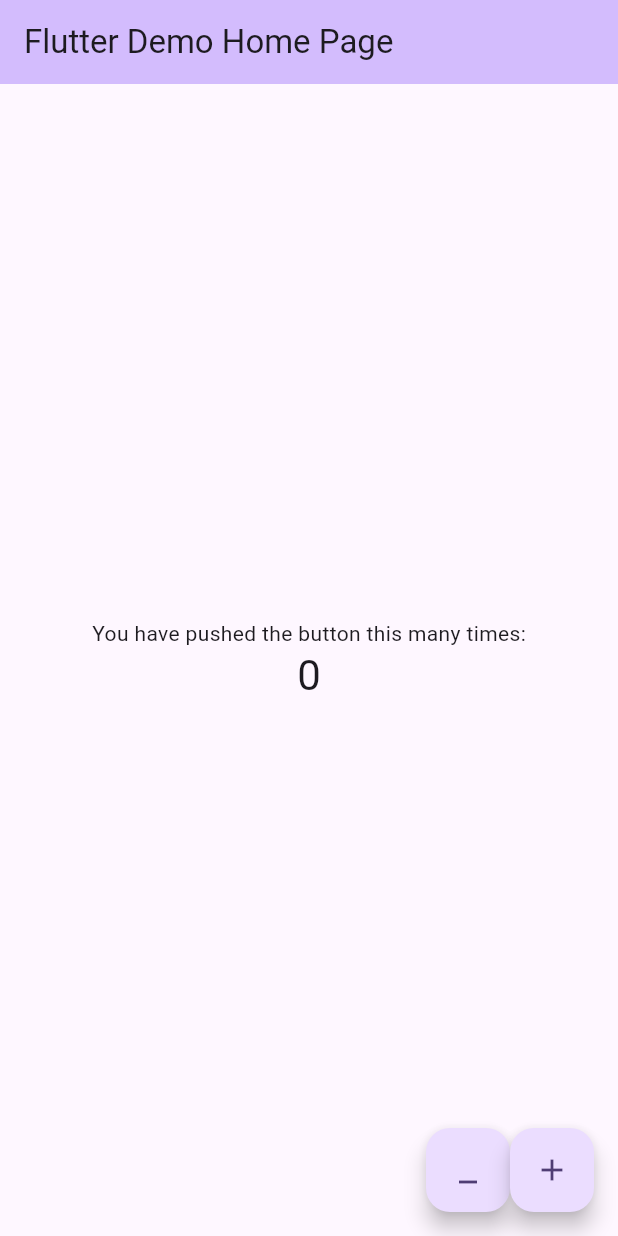
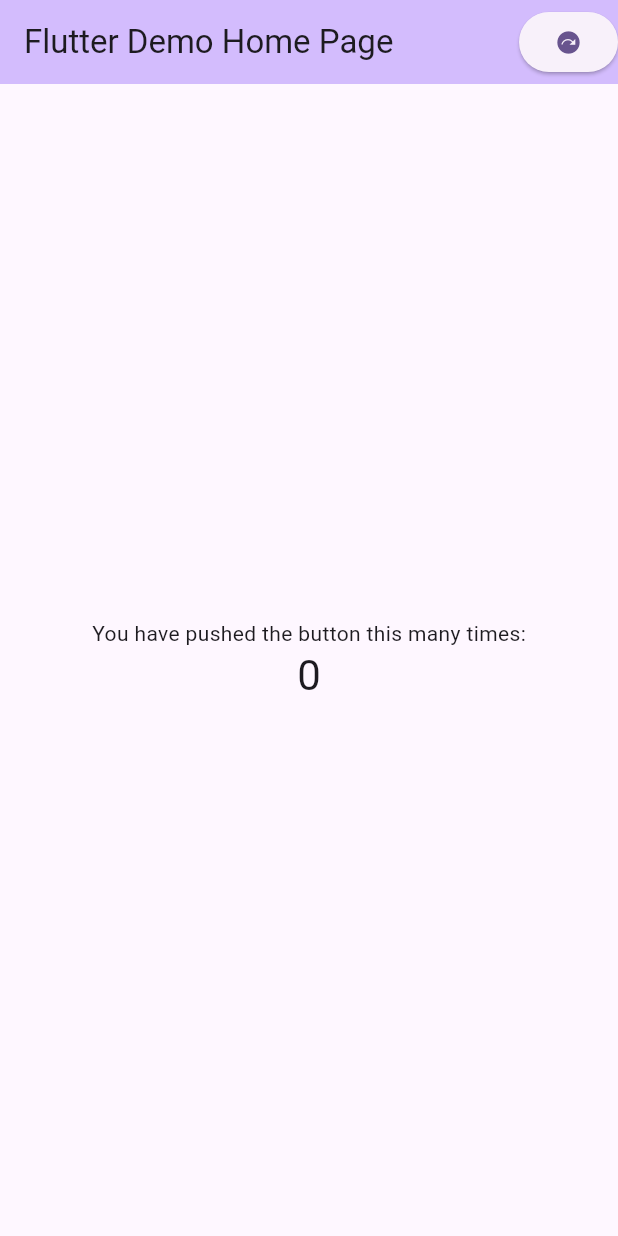
Before and after one commit to piyushkarmacharya/bloc_practice_app, a Flutter app: the screen it shows after launch, on a phone screen of 412 x 824 dp. Run offline on Flutter 3.47's test engine with Material 3 defaults, Android fonts, the phone set to English and light mode, and no system bars; our stand-ins replace flutter_bloc.

Commit message:
create separate page to manipulate state data and view change in home page using same instance counterCubit using BlocProvider

```diff
--- a/lib/home_page.dart
+++ b/lib/home_page.dart
@@ -1,4 +1,5 @@
 import 'package:bloc_counter_app/cubit/counter_cubit.dart';
+import 'package:bloc_counter_app/increment_decrement_page.dart';
 import 'package:flutter/material.dart';
 import 'package:flutter_bloc/flutter_bloc.dart';
 
@@ -17,6 +18,14 @@ class _MyHomePageState extends State<MyHomePage> {
     final counterCubit = BlocProvider.of<CounterCubit>(context);
     return Scaffold(
       appBar: AppBar(
+        actions: [
+          ElevatedButton(
+              onPressed: () {
+                Navigator.of(context).push(MaterialPageRoute(
+                    builder: (context) => const IncrementDecrementPage()));
+              },
+              child: Icon(Icons.next_plan))
+        ],
         backgroundColor: Theme.of(context).colorScheme.inversePrimary,
         title: Text(widget.title),
       ),
@@ -39,25 +48,6 @@ class _MyHomePageState extends State<MyHomePage> {
           ],
         ),
       ),
-      floatingActionButton: Row(
-        mainAxisAlignment: MainAxisAlignment.end,
-        children: [
-          FloatingActionButton(
-            onPressed: () {
-              counterCubit.decrement();
-            },
-            tooltip: 'decrement',
-            child: const Icon(Icons.minimize),
-          ),
-          FloatingActionButton(
-            onPressed: () {
-              counterCubit.increment();
-            },
-            tooltip: 'Increment',
-            child: const Icon(Icons.add),
-          ),
-        ],
-      ),
     );
   }
 }
--- a/lib/main.dart
+++ b/lib/main.dart
@@ -15,6 +15,7 @@ class MyApp extends StatelessWidget {
     return BlocProvider(
       create: (_) => CounterCubit(),
       child: MaterialApp(
+        debugShowCheckedModeBanner: false,
         title: 'Flutter Demo',
         theme: ThemeData(
           colorScheme: ColorScheme.fromSeed(seedColor: Colors.deepPurple),
```
Also changed, not shown: lib/increment_decrement_page.dart (added, +37 -0 lines).
